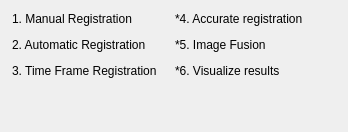
Above: Plugins/inova.registration.views.stepselector/src/internal/RegistrationStepSelectorControls.ui from simedcn/mitkapps before the change. Below: the same form after it.
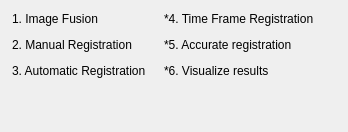
That is the form after the change.

Commit message: - Merge OrganPrint and POPE - Registrations: copy properties from the original image - RegistrationStepSelector: change the order

The edit to the form file:
```diff
--- a/Plugins/inova.registration.views.stepselector/src/internal/RegistrationStepSelectorControls.ui
+++ b/Plugins/inova.registration.views.stepselector/src/internal/RegistrationStepSelectorControls.ui
@@ -73,24 +73,47 @@
      <property name="verticalSpacing">
       <number>0</number>
      </property>
-     <item row="0" column="0">
-      <widget class="QPushButton" name="pushButton_ManualRegistration">
-       <property name="text">
-        <string>1. Manual Registration</string>
-       </property>
-      </widget>
-     </item>
      <item row="1" column="0">
-      <widget class="QPushButton" name="pushButton_AutomaticRegistration">
+      <widget class="QPushButton" name="pushButton_ManualRegistration">
        <property name="text">
-        <string>2. Automatic Registration</string>
+        <string>2. Manual Registration</string>
        </property>
       </widget>
      </item>
      <item row="2" column="0">
+      <widget class="QPushButton" name="pushButton_AutomaticRegistration">
+       <property name="text">
+        <string>3. Automatic Registration</string>
+       </property>
+      </widget>
+     </item>
+     <item row="1" column="1">
+      <widget class="QPushButton" name="pushButton_RigidRegistration">
+       <property name="styleSheet">
+        <string notr="true">/*color: 'gray';*/</string>
+       </property>
+       <property name="text">
+        <string>*5. Accurate registration</string>
+       </property>
+      </widget>
+     </item>
+     <item row="0" column="0">
+      <widget class="QPushButton" name="pushButton_JuxtaposeResults">
+       <property name="toolTip">
+        <string>Visualize results by juxtaposing datasets</string>
+       </property>
+       <property name="styleSheet">
+        <string notr="true">/*color: 'gray';*/</string>
+       </property>
+       <property name="text">
+        <string>1. Image Fusion</string>
+       </property>
+      </widget>
+     </item>
+     <item row="0" column="1">
       <widget class="QPushButton" name="pushButton_TimeFrameRegistration">
        <property name="text">
-        <string>3. Time Frame Registration</string>
+        <string>*4. Time Frame Registration</string>
        </property>
       </widget>
      </item>
@@ -107,29 +130,6 @@
        </property>
       </widget>
      </item>
-     <item row="1" column="1">
-      <widget class="QPushButton" name="pushButton_JuxtaposeResults">
-       <property name="toolTip">
-        <string>Visualize results by juxtaposing datasets</string>
-       </property>
-       <property name="styleSheet">
-        <string notr="true">/*color: 'gray';*/</string>
-       </property>
-       <property name="text">
-        <string>*5. Image Fusion</string>
-       </property>
-      </widget>
-     </item>
-     <item row="0" column="1">
-      <widget class="QPushButton" name="pushButton_RigidRegistration">
-       <property name="styleSheet">
-        <string notr="true">/*color: 'gray';*/</string>
-       </property>
-       <property name="text">
-        <string>*4. Accurate registration</string>
-       </property>
-      </widget>
-     </item>
     </layout>
    </item>
    <item>
```
The commit also changes 65 other files.
